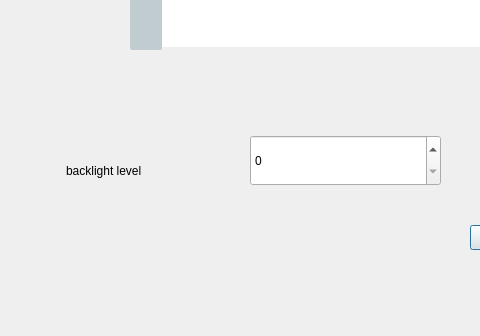
Before: the Qt Designer form testbacklight.ui in 1321621371/Qtlearn, drawn with Qt 5; both pictures show x 0 to 480 and y 105 to 441 of the 692 by 441 pixel window.
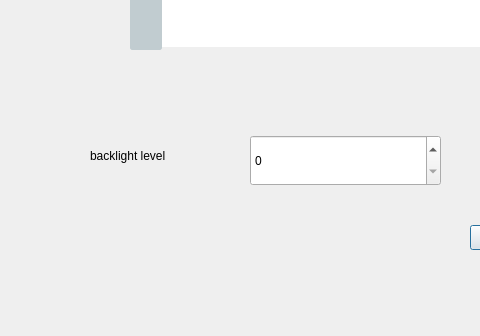
After: the same form once the commit is applied.

Commit message: optimize backlight code

What changed in the file:
```diff
--- a/testbacklight.ui
+++ b/testbacklight.ui
@@ -95,15 +95,21 @@
   <widget class="QLabel" name="label">
    <property name="geometry">
     <rect>
-     <x>66</x>
-     <y>250</y>
-     <width>121</width>
-     <height>51</height>
+     <x>90</x>
+     <y>230</y>
+     <width>151</width>
+     <height>61</height>
     </rect>
    </property>
+   <property name="styleSheet">
+    <string notr="true">font: 57 16pt &quot;Ubuntu&quot;;</string>
+   </property>
    <property name="text">
     <string>backlight level</string>
    </property>
+   <property name="textFormat">
+    <enum>Qt::AutoText</enum>
+   </property>
   </widget>
   <widget class="QSpinBox" name="spinBox">
    <property name="geometry">
```
The commit also changes 2 other files.
